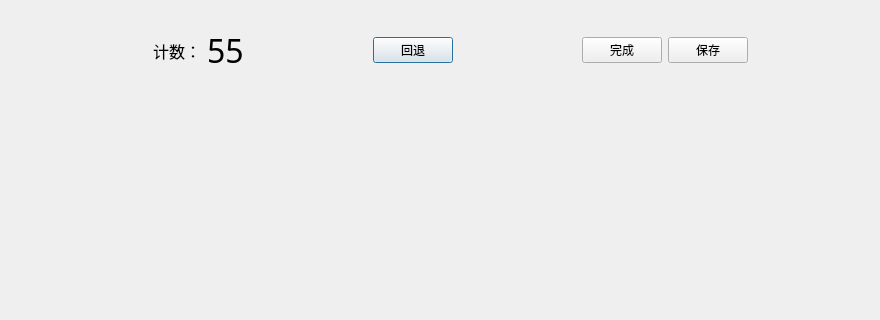
Before: the Qt Designer form code/Visual_mark/Visual_mark.ui in lj976264709/Ljtry, drawn with Qt 5; both pictures show x 0 to 880 and y 0 to 320 of the 880 by 535 pixel window.
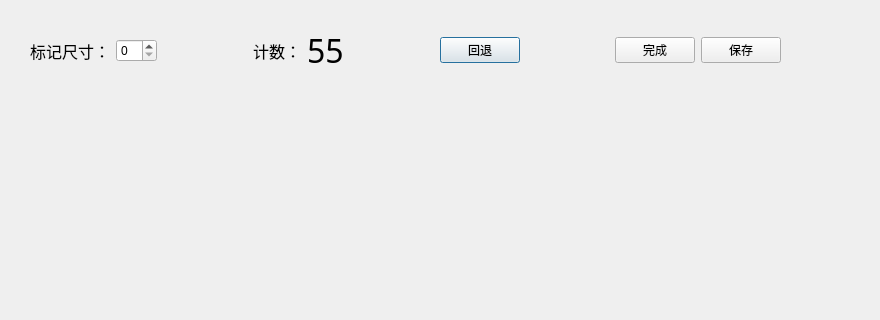
After: the same form once the commit is applied.

The edit to the form file:
```diff
--- a/code/Visual_mark/Visual_mark.ui
+++ b/code/Visual_mark/Visual_mark.ui
@@ -33,6 +33,22 @@
     </rect>
    </property>
    <layout class="QHBoxLayout" name="horizontalLayout">
+    <item>
+     <widget class="QLabel" name="label_2">
+      <property name="font">
+       <font>
+        <family>Adobe Devanagari</family>
+        <pointsize>12</pointsize>
+       </font>
+      </property>
+      <property name="text">
+       <string>标记尺寸：</string>
+      </property>
+     </widget>
+    </item>
+    <item>
+     <widget class="QSpinBox" name="spinBox"/>
+    </item>
     <item>
      <spacer name="horizontalSpacer">
       <property name="orientation">
```
